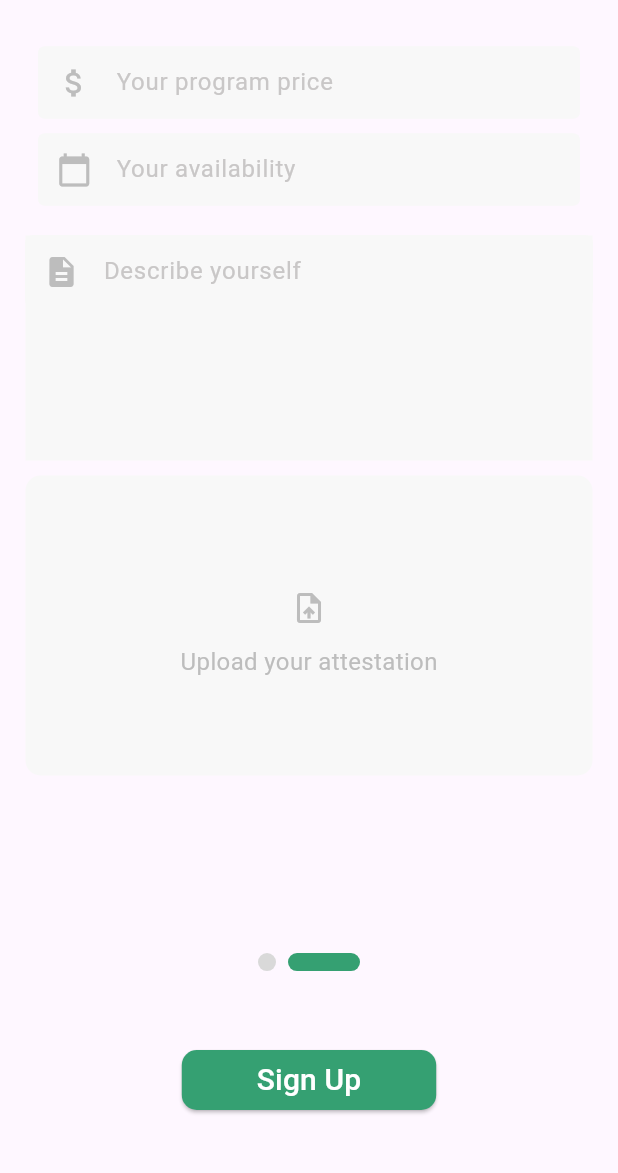
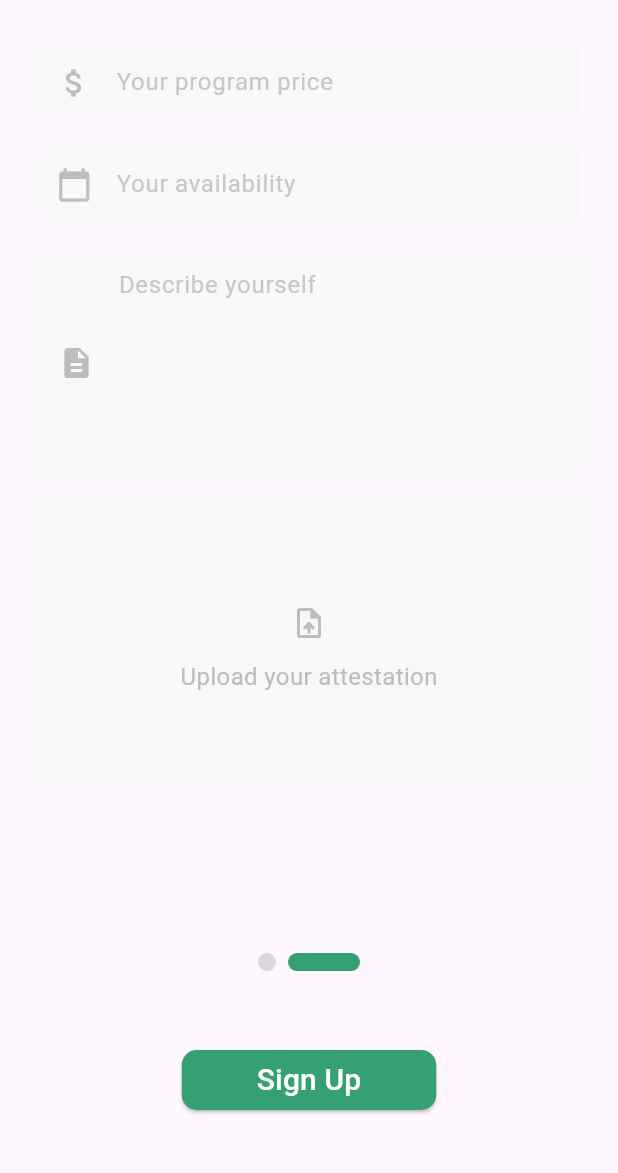
Before and after one commit to malakbenh/vitafit, a Flutter app: the screen it shows after launch, swiped to page 2, on a phone screen of 412 x 824 dp, the part 63-1236 px from its top. Run offline on Flutter 3.47's test engine with Material 3 defaults, Android fonts, the phone set to English and light mode, and no system bars; drawn by our look-alikes of smooth_page_indicator; our stand-ins replace file_picker, flutter_image_compress, flutter_screenutil, image_picker.

Commit message:
CoachSignUp

```diff
--- a/lib/custom_widgets/CustomTextFormField.dart
+++ b/lib/custom_widgets/CustomTextFormField.dart
@@ -9,17 +9,19 @@ class CustomTextFormField extends StatelessWidget {
   final bool obscureText;
   final InputDecoration decoration;
   final double? errorBorderSize;
+  final int? maxLines;
 
   CustomTextFormField({
-    super.key,
+    Key? key,
     required this.hintText,
     required this.prefixIcon,
     required this.validator,
     required this.onChanged,
     required this.onSaved,
     this.obscureText = false,
+    this.maxLines,
     this.errorBorderSize,
-  }) : decoration = InputDecoration(
+  })  : decoration = InputDecoration(
           hintText: hintText,
           hintStyle: const TextStyle(color: Color.fromARGB(255, 201, 199, 199)),
           prefixIcon: Icon(prefixIcon, color: Colors.grey[400]),
@@ -43,7 +45,8 @@ class CustomTextFormField extends StatelessWidget {
               width: errorBorderSize ?? 1.0,
             ),
           ),
-        );
+        ),
+        super(key: key);
 
   @override
   Widget build(BuildContext context) {
@@ -56,6 +59,7 @@ class CustomTextFormField extends StatelessWidget {
         onChanged: onChanged,
         onSaved: onSaved,
         obscureText: obscureText,
+        maxLines: maxLines,
       ),
     );
   }
--- /dev/null
+++ b/lib/custom_widgets/dots.dart
@@ -0,0 +1,31 @@
+import 'package:flutter/material.dart';
+import 'package:flutter_screenutil/flutter_screenutil.dart';
+import 'package:smooth_page_indicator/smooth_page_indicator.dart';
+
+class Dots extends StatelessWidget {
+  const Dots({
+    Key? key,
+    required this.pageController,
+  }) : super(key: key);
+
+  final PageController pageController;
+
+  @override
+  Widget build(BuildContext context) {
+    return Container(
+        alignment: Alignment.center,
+        padding: EdgeInsets.only(bottom: 55.h),
+        child: SmoothPageIndicator(
+          controller: pageController,
+          count: 2,
+          effect: ExpandingDotsEffect(
+              expansionFactor: 4,
+              spacing: 8,
+              radius: 12,
+              dotWidth: 12,
+              dotHeight: 12,
+              dotColor: Color.fromARGB(255, 217, 217, 217),
+              activeDotColor: Color(0xFF35A072)),
+        ));
+  }
+}
--- a/lib/screens/coachSignUp.dart
+++ b/lib/screens/coachSignUp.dart
@@ -1,5 +1,4 @@
 import 'package:flutter/material.dart';
-import 'package:smooth_page_indicator/smooth_page_indicator.dart';
 import 'package:vitafit/custom_widgets/CustomTextFormField.dart';
 import 'package:vitafit/custom_widgets/custom_button.dart';
 import 'package:vitafit/custom_widgets/DropdownButtonFormField.dart';
@@ -8,6 +7,8 @@ import 'dart:io';
 import 'package:flutter_screenutil/flutter_screenutil.dart';
 import 'package:flutter_image_compress/flutter_image_compress.dart';
 import 'package:file_picker/file_picker.dart';
+
+import 'package:vitafit/custom_widgets/dots.dart';
 
 class TwoFormScreens extends StatefulWidget {
   @override
@@ -56,24 +57,31 @@ class _TwoFormScreensState extends State<TwoFormScreens> {
       );
       return;
     }
-    if (_formKey1.currentState!.validate() &&
-        _formKey2.currentState!.validate()) {
+    void validateAndSaveForm1() {
+      if (_formKey1.currentState!.validate()) {
         _formKey1.currentState!.save();
-      _formKey2.currentState!.save();
 
         ScaffoldMessenger.of(context).showSnackBar(
-        SnackBar(content: Text('Form submitted successfully')),
+          SnackBar(content: Text('Form 1 submitted successfully')),
         );
       } else {
         // Show an error message if form validation failed
         ScaffoldMessenger.of(context).showSnackBar(
-        SnackBar(content: Text('Form validation failed')),
+          SnackBar(content: Text('Form 1 validation failed')),
         );
+      }
+    }
 
-      _pageController.animateToPage(
-        0,
-        duration: Duration(milliseconds: 400),
-        curve: Curves.easeIn,
+    if (_formKey2.currentState!.validate()) {
+      _formKey2.currentState!.save();
+
+      ScaffoldMessenger.of(context).showSnackBar(
+        SnackBar(content: Text('Form 2 submitted successfully')),
+      );
+    } else {
+      // Show an error message if form validation failed
+      ScaffoldMessenger.of(context).showSnackBar(
+        SnackBar(content: Text('Form 2 validation failed')),
       );
     }
   }
@@ -308,6 +316,7 @@ class _TwoFormScreensState extends State<TwoFormScreens> {
                                 _price = value!;
                               },
                             ),
+                            SizedBox(height: 10),
                             CustomTextFormField(
                               hintText: 'Your availability',
                               prefixIcon: Icons.calendar_today,
@@ -327,15 +336,20 @@ class _TwoFormScreensState extends State<TwoFormScreens> {
                             ),
                             SizedBox(height: 10),
                             Container(
+                              height: 150,
                               width: 400,
-                              height: 150,
+                              padding: EdgeInsets.all(10),
+                              decoration: BoxDecoration(
                                 color: Color(0xFFF8F8F8),
+                                borderRadius: BorderRadius.circular(10),
+                              ),
                               child: CustomTextFormField(
                                 hintText: 'Describe yourself',
                                 prefixIcon: Icons.description,
                                 errorBorderSize: 1.0,
+                                maxLines: 6,
                                 validator: (value) {
-                                  if (value!.isEmpty) {
+                                  if (value == null || value.isEmpty) {
                                     return 'Please describe yourself.';
                                   }
                                   return null;
@@ -417,8 +431,11 @@ class _TwoFormScreensState extends State<TwoFormScreens> {
                       title: "Sign Up",
                       backgroundColor: const Color(0xff35a072),
                       onPressed: () {
-                        if (_formKey1.currentState!.validate() &&
+                        if (_formKey1.currentState != null &&
+                                _formKey2.currentState != null &&
+                                _formKey1.currentState!.validate() ||
                             _formKey2.currentState!.validate()) {
+                          setState(() {
                             _formKey1.currentState!.save();
                             _formKey2.currentState!.save();
                             print('Full Name: $_fullName');
@@ -430,6 +447,8 @@ class _TwoFormScreensState extends State<TwoFormScreens> {
                             print('Availability: $_availability');
                             print('Description: $_description');
                             print('File Name: $_fileName');
+                            _submitForm();
+                          });
                         }
                       },
                     ),
@@ -443,31 +462,3 @@ class _TwoFormScreensState extends State<TwoFormScreens> {
     );
   }
 }
-
-class Dots extends StatelessWidget {
-  const Dots({
-    Key? key,
-    required this.pageController,
-  }) : super(key: key);
-
-  final PageController pageController;
-
-  @override
-  Widget build(BuildContext context) {
-    return Container(
-        alignment: Alignment.center,
-        padding: EdgeInsets.only(bottom: 55.h),
-        child: SmoothPageIndicator(
-          controller: pageController,
-          count: 2,
-          effect: ExpandingDotsEffect(
-              expansionFactor: 4,
-              spacing: 8,
-              radius: 12,
-              dotWidth: 12,
-              dotHeight: 12,
-              dotColor: Color.fromARGB(255, 217, 217, 217),
-              activeDotColor: Color(0xFF35A072)),
-        ));
-  }
-}
```
Lines whose indentation alone changed are shown as unchanged.
